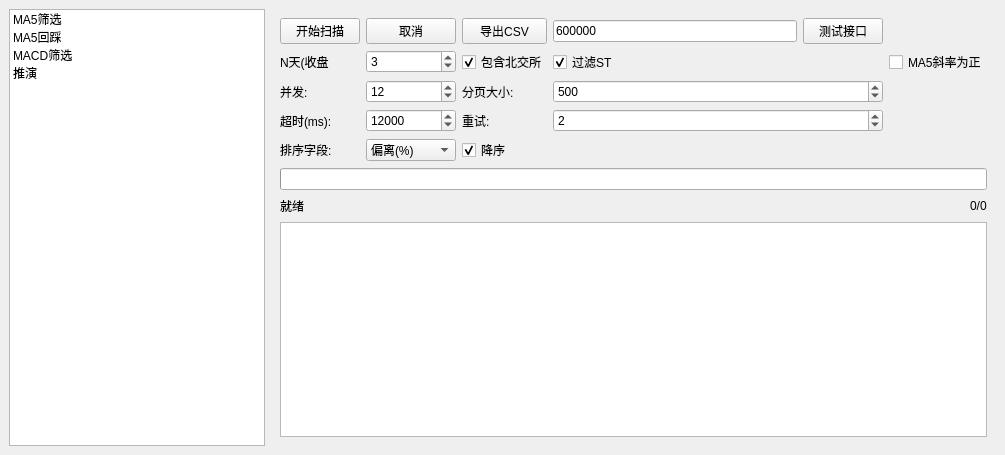
Old version of the form mainwindow.ui in the repository asd977/Pickwise.
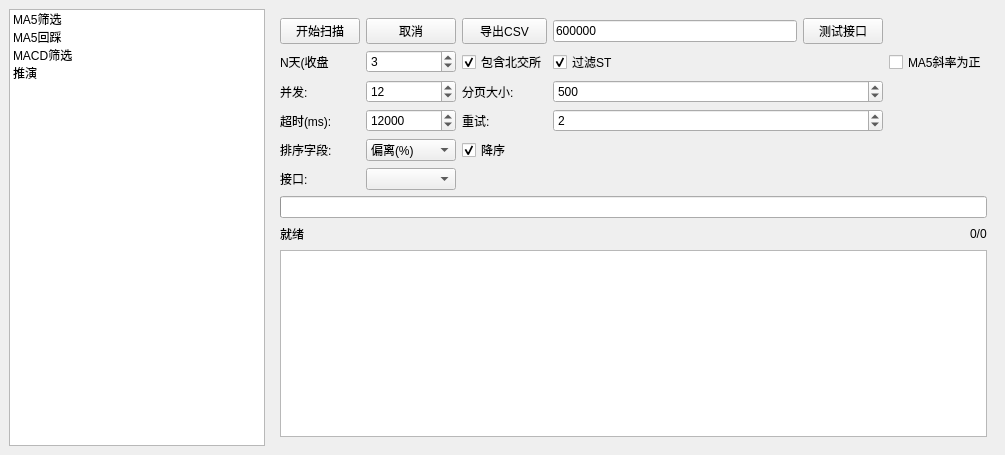
New version of the form.

The edit to the form file:
```diff
--- a/mainwindow.ui
+++ b/mainwindow.ui
@@ -247,6 +247,16 @@
             </property>
            </widget>
           </item>
+          <item row="5" column="0">
+           <widget class="QLabel" name="labelApiProvider">
+            <property name="text">
+             <string>接口:</string>
+            </property>
+           </widget>
+          </item>
+          <item row="5" column="1">
+           <widget class="QComboBox" name="comboApiProvider"/>
+          </item>
           <item row="0" column="3">
            <layout class="QHBoxLayout" name="horizontalLayout">
             <item>
```
Left out of the diff: 10 changed lines with no effect on the pictures.
